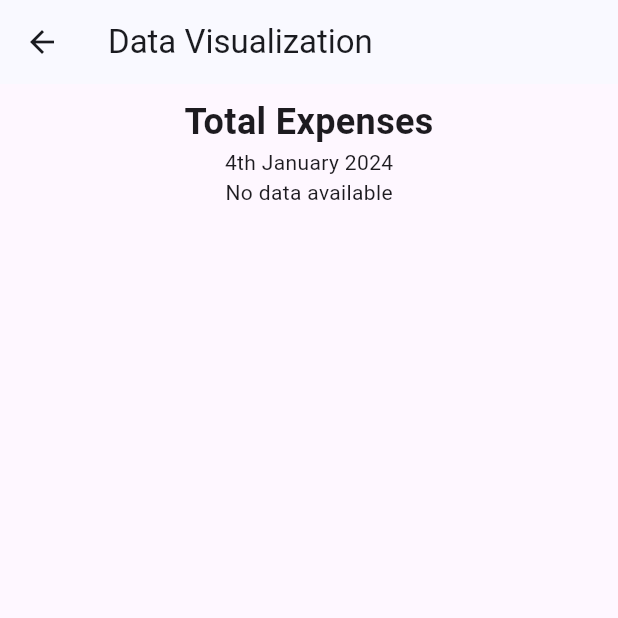
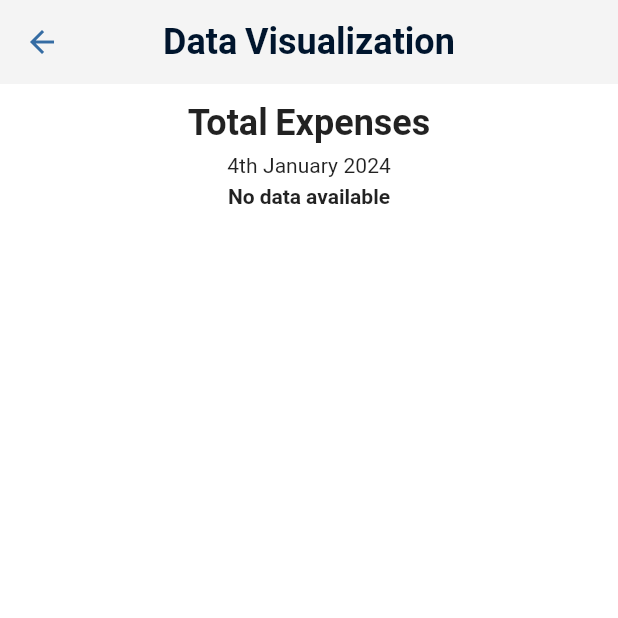
Before and after one commit to RMIT-Budgetly/budgetly, a Flutter app: the screen it shows once a user with an empty profile is signed in, item 2 of the bottom bar chosen, on a phone screen of 412 x 824 dp, the top half of it. Run offline on Flutter 3.47's test engine with Material 3 defaults, Android fonts, the phone set to English and light mode, and no system bars; our stand-ins replace cloud_firestore, firebase_auth, firebase_core, firebase_storage, fl_chart, flutter_svg and 4 more; accounts and stored records are empty; Roboto replaces fonts that are missing (SF Pro Text).

Commit message:
Refactor Main file

```diff
--- a/lib/main.dart
+++ b/lib/main.dart
@@ -1,52 +1,49 @@
+// Default imports
 import 'package:flutter/material.dart';
+import 'package:firebase_auth/firebase_auth.dart';
+import 'package:firebase_core/firebase_core.dart';
+import 'firebase_options.dart';
+
+// Pages
 import 'package:personal_finance/pages/add_expenses_page/add_expenses.dart';
-import 'package:firebase_auth/firebase_auth.dart';
 import 'package:personal_finance/pages/add_goal/add_goal.dart';
 import 'package:personal_finance/pages/goals/goal.dart';
-import 'package:personal_finance/pages/data_visualization/page.dart';
+import 'package:personal_finance/pages/data_visualization/chart.dart';
 import 'package:personal_finance/pages/history/history.dart';
 import 'package:personal_finance/pages/user_authentication/auth_screen.dart';
-import 'package:firebase_core/firebase_core.dart';
 import 'package:personal_finance/pages/user_authentication/splash.dart';
 import 'package:personal_finance/pages/weekly_plan/view_plan.dart';
-import 'firebase_options.dart';
 import 'package:personal_finance/pages/home_page/home.dart';
 import 'package:personal_finance/pages/weekly_plan/weekly_plan_form.dart';
 
+// Utilities
+import 'package:personal_finance/utils/app_theme.dart';
+
 void main() async {
+  // Ensure widgets are initialized before Firebase
   WidgetsFlutterBinding.ensureInitialized();
+
+  // Initialize Firebase
   await Firebase.initializeApp(
     options: DefaultFirebaseOptions.currentPlatform,
   );
+
+  // Run the app
   runApp(const MyApp());
 }
 
+/// MyApp is the root widget of the application.
 class MyApp extends StatelessWidget {
   const MyApp({super.key});
 
   @override
   Widget build(BuildContext context) {
     return MaterialApp(
-      title: 'Personal Finance App',
-      theme: ThemeData().copyWith(
-        colorScheme: ColorScheme.fromSeed(
-          seedColor: const Color.fromARGB(255, 48, 102, 190),
-        ),
-      ),
-      home: StreamBuilder(
-        stream: FirebaseAuth.instance.authStateChanges(),
-        builder: (context, snapshot) {
-          if (snapshot.connectionState == ConnectionState.waiting) {
-            return const SplashScreen();
-          }
-
-          if (snapshot.hasData) {
-            return const HomePage();
-          }
-
-          return const AuthScreen();
-        },
-      ),
+      title: 'Budgetly',
+      theme: AppTheme.lightTheme,
+      // TODO: Implement dark mode
+      home: _buildHome(),
+      // Define the routes for navigation
       routes: {
         '/home': (context) => const HomePage(),
         '/add_expenses': (context) => const AddExpensesPage(),
@@ -59,4 +56,20 @@ class MyApp extends StatelessWidget {
       },
     );
   }
+
+  /// Builds the home widget based on authentication state.
+  Widget _buildHome() {
+    return StreamBuilder(
+      stream: FirebaseAuth.instance.authStateChanges(),
+      builder: (context, snapshot) {
+        if (snapshot.connectionState == ConnectionState.waiting) {
+          return const SplashScreen();
+        }
+        if (snapshot.hasData) {
+          return const HomePage();
+        }
+        return const AuthScreen();
+      },
+    );
+  }
 }
--- a/lib/pages/user_authentication/splash.dart
+++ b/lib/pages/user_authentication/splash.dart
@@ -7,7 +7,7 @@ class SplashScreen extends StatelessWidget {
   Widget build(BuildContext context) {
     return Scaffold(
       appBar: AppBar(
-        title: const Text('Personal Finance App'),
+        title: const Text('Budgetly'),
       ),
       body: const Center(
         child: Text('Loading...'),
--- /dev/null
+++ b/lib/utils/app_theme.dart
@@ -0,0 +1,231 @@
+import 'package:flutter/material.dart';
+
+import '../constants/style.dart';
+
+class AppTheme {
+  static final lightTheme = ThemeData(
+    colorScheme: customColorScheme,
+    scaffoldBackgroundColor: white,
+    useMaterial3: false,
+    appBarTheme: const AppBarTheme(
+      color: grey3,
+      elevation: 0,
+      centerTitle: true,
+      iconTheme: IconThemeData(color: blue5),
+      titleTextStyle: TextStyle(
+        color: blue1,
+        fontSize: 24,
+        fontWeight: FontWeight.w700,
+      ),
+    ),
+    bottomNavigationBarTheme: const BottomNavigationBarThemeData(
+      backgroundColor: grey3,
+      unselectedItemColor: grey1,
+    ),
+    iconTheme: const IconThemeData(
+      color: blue1,
+    ),
+    listTileTheme: const ListTileThemeData(
+      tileColor: grey3,
+      contentPadding: EdgeInsets.all(16),
+    ),
+    disabledColor: grey2,
+    fontFamily: 'SF Pro Text',
+    textTheme: const TextTheme(
+      // display
+      displayLarge: TextStyle(
+        fontSize: 34.0,
+        fontWeight: FontWeight.w700,
+      ),
+      displayMedium: TextStyle(
+        fontSize: 34.0,
+        fontWeight: FontWeight.w600,
+        color: Colors.black,
+      ),
+
+      // headline
+      headlineLarge: TextStyle(
+        fontSize: 24.0,
+        fontWeight: FontWeight.w700,
+      ),
+      headlineMedium: TextStyle(
+        fontSize: 24.0,
+        fontWeight: FontWeight.w600,
+      ),
+
+      // title
+      titleLarge: TextStyle(
+        fontSize: 18.0,
+        fontWeight: FontWeight.w700,
+      ),
+      titleMedium: TextStyle(
+        fontSize: 18.0,
+        fontWeight: FontWeight.w600,
+      ),
+      titleSmall: TextStyle(
+        fontSize: 18.0,
+        fontWeight: FontWeight.w400,
+      ),
+
+      // body
+      bodyLarge: TextStyle(
+        fontSize: 14.0,
+        fontWeight: FontWeight.w700,
+      ),
+      bodyMedium: TextStyle(
+        fontSize: 14.0,
+        fontWeight: FontWeight.w600,
+      ),
+      bodySmall: TextStyle(
+        fontSize: 14.0,
+        fontWeight: FontWeight.w400,
+      ),
+
+      // label
+      labelLarge: TextStyle(
+        fontSize: 10.0,
+        fontWeight: FontWeight.w700,
+      ),
+      labelMedium: TextStyle(
+        fontSize: 10.0,
+        fontWeight: FontWeight.w400,
+      ),
+      labelSmall: TextStyle(
+        fontSize: 8.0,
+        fontWeight: FontWeight.w700,
+      ),
+    ),
+  );
+
+  static final darkTheme = ThemeData(
+    colorScheme: darkCustomColorScheme,
+    scaffoldBackgroundColor: darkBlue7,
+    useMaterial3: false,
+    appBarTheme: const AppBarTheme(
+      color: darkGrey3,
+      elevation: 0,
+      centerTitle: true,
+      iconTheme: IconThemeData(color: darkBlue5),
+      titleTextStyle: TextStyle(
+        color: darkBlue1,
+        fontSize: 18,
+        fontWeight: FontWeight.w700,
+      ),
+    ),
+    bottomNavigationBarTheme: const BottomNavigationBarThemeData(
+      backgroundColor: darkBlue7,
+      unselectedItemColor: darkGrey1,
+    ),
+
+    tabBarTheme: const TabBarTheme(indicator: BoxDecoration(color: darkBlue5)),
+
+    iconTheme: const IconThemeData(
+      color: darkBlue1,
+    ),
+
+    //Text style
+    fontFamily: 'SF Pro Text',
+    textTheme: const TextTheme(
+      displayLarge: TextStyle(fontSize: 34.0, fontWeight: FontWeight.w700, color: darkBlack),
+      displayMedium: TextStyle(
+        fontSize: 34.0,
+        fontWeight: FontWeight.w600,
+        color: darkBlack,
+      ),
+      // headline
+      headlineLarge: TextStyle(
+        fontSize: 24.0,
+        fontWeight: FontWeight.w700,
+        color: darkBlack,
+      ),
+      headlineMedium: TextStyle(
+        fontSize: 24.0,
+        fontWeight: FontWeight.w600,
+        color: darkBlack,
+      ),
+
+      // title
+      titleLarge: TextStyle(
+        fontSize: 18.0,
+        fontWeight: FontWeight.w700,
+        color: darkBlack,
+      ),
+      titleMedium: TextStyle(
+        fontSize: 18.0,
+        fontWeight: FontWeight.w600,
+        color: darkBlack,
+      ),
+      titleSmall: TextStyle(
+        fontSize: 18.0,
+        fontWeight: FontWeight.w400,
+        color: darkBlack,
+      ),
+
+      // body
+      bodyLarge: TextStyle(
+        fontSize: 14.0,
+        fontWeight: FontWeight.w700,
+        color: darkBlack,
+      ),
+      bodyMedium: TextStyle(
+        fontSize: 14.0,
+        fontWeight: FontWeight.w600,
+        color: darkBlack,
+      ),
+      bodySmall: TextStyle(
+        fontSize: 14.0,
+        fontWeight: FontWeight.w400,
+        color: darkBlack,
+      ),
+
+      // label
+      labelLarge: TextStyle(
+        fontSize: 10.0,
+        fontWeight: FontWeight.w700,
+        color: darkBlack,
+      ),
+      labelMedium: TextStyle(
+        fontSize: 10.0,
+        fontWeight: FontWeight.w400,
+        color: darkBlack,
+      ),
+      labelSmall: TextStyle(
+        fontSize: 8.0,
+        fontWeight: FontWeight.w700,
+        color: darkBlack,
+      ),
+    ),
+  );
+}
+
+ColorScheme customColorScheme = const ColorScheme(
+  primary: blue1,
+  primaryContainer: white,
+  secondary: blue5,
+  tertiary: blue7,
+  surface: grey3,
+  background: white,
+  error: red,
+  onPrimary: white,
+  onSecondary: white,
+  onSurface: blue1,
+  onBackground: blue1,
+  onError: black,
+  brightness: Brightness.light,
+);
+
+ColorScheme darkCustomColorScheme = const ColorScheme(
+  primary: darkBlue1,
+  primaryContainer: darkGrey4,
+  secondary: darkBlue5,
+  tertiary: darkBlue7,
+  surface: darkBlue7, //darkBlue3
+  background: darkWhite,
+  error: darkRed,
+  onPrimary: darkWhite,
+  onSecondary: darkWhite,
+  onSurface: darkBlue1,
+  onBackground: darkBlue1,
+  onError: darkBlack,
+  brightness: Brightness.dark,
+);
```
Also changed, not shown: lib/constants/style.dart (added, +90 -0 lines), lib/pages/add_goal/add_goal.dart (+5 -4 lines), lib/pages/home_page/home.dart (+7 -1 lines), lib/utils/color_utils.dart (+20 -8 lines), lib/pages/data_visualization/chart.dart (renamed from lib/pages/data_visualization/page.dart), 9 other files.
